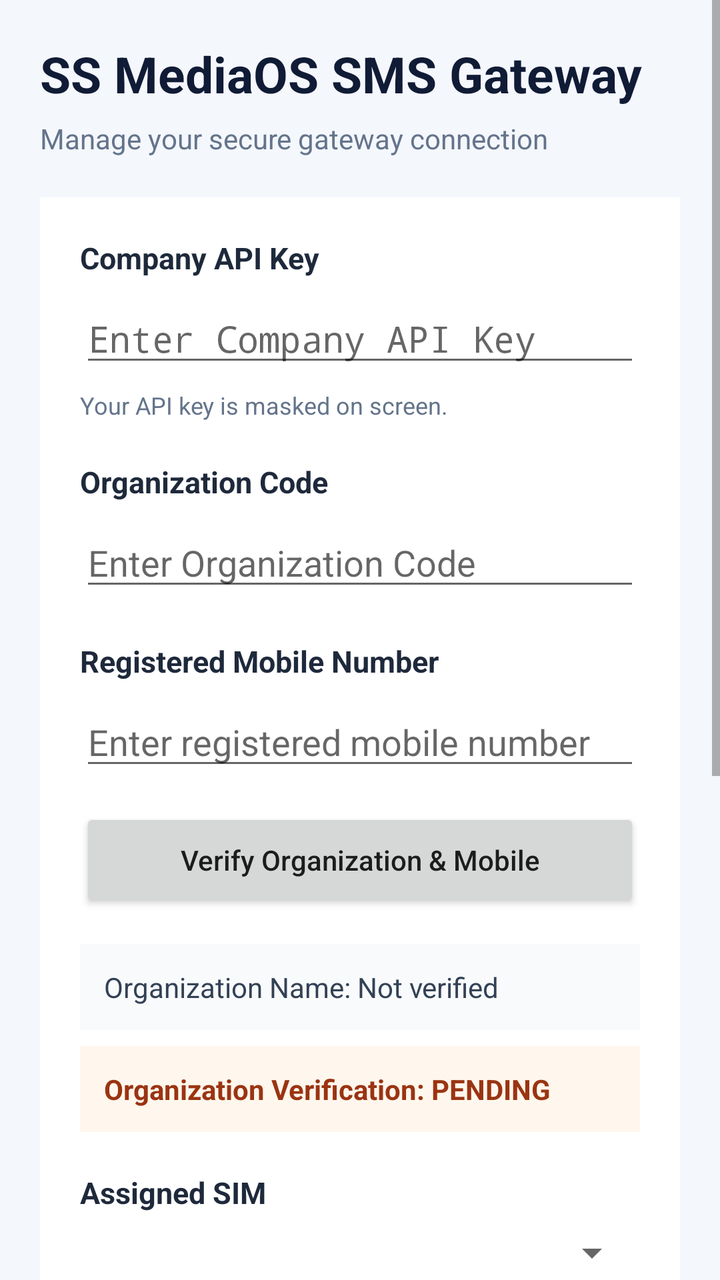
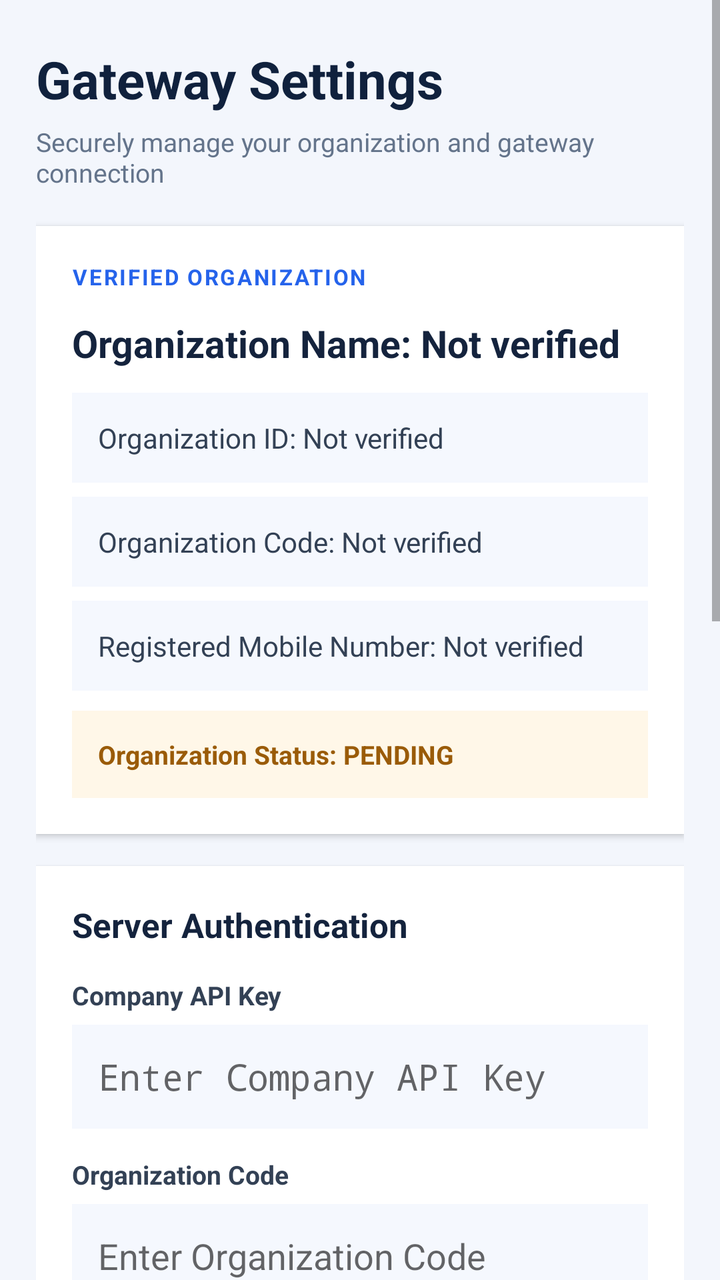

Before-and-after screenshots of an Android layout around one commit, followed by the original layout XML and the change that was made.
<!-- AndroidManifest.xml: application theme android:Theme.Material.Light.NoActionBar -->
<!-- res/layout/activity_gateway_settings.xml -->
<?xml version="1.0" encoding="utf-8"?>
<ScrollView xmlns:android="http://schemas.android.com/apk/res/android"
    android:layout_width="match_parent"
    android:layout_height="match_parent"
    android:fillViewport="true"
    android:clipToPadding="false"
    android:background="#F4F7FC">

    <LinearLayout
        android:layout_width="match_parent"
        android:layout_height="wrap_content"
        android:orientation="vertical"
        android:padding="20dp">

        <TextView
            android:layout_width="match_parent"
            android:layout_height="wrap_content"
            android:text="SS MediaOS SMS Gateway"
            android:textColor="#101B35"
            android:textSize="25sp"
            android:textStyle="bold" />

        <TextView
            android:layout_width="match_parent"
            android:layout_height="wrap_content"
            android:layout_marginTop="6dp"
            android:layout_marginBottom="20dp"
            android:text="Manage your secure gateway connection"
            android:textColor="#64748B"
            android:textSize="14sp" />

        <LinearLayout
            android:layout_width="match_parent"
            android:layout_height="wrap_content"
            android:orientation="vertical"
            android:padding="20dp"
            android:background="#FFFFFF">

            
            <EditText
                android:id="@+id/serverUrlInput"
                android:layout_width="1dp"
                android:layout_height="1dp"
                android:visibility="gone"
                android:importantForAutofill="no"
                android:inputType="textUri"
                android:singleLine="true" />

            <EditText
                android:id="@+id/deviceIdInput"
                android:layout_width="1dp"
                android:layout_height="1dp"
                android:visibility="gone"
                android:importantForAutofill="no"
                android:inputType="text"
                android:singleLine="true"
                android:enabled="false"
                android:focusable="false" />

            
            <TextView
                android:layout_width="match_parent"
                android:layout_height="wrap_content"
                android:text="Company API Key"
                android:textColor="#1E293B"
                android:textSize="15sp"
                android:textStyle="bold" />

            <EditText
                android:id="@+id/apiTokenInput"
                android:layout_width="match_parent"
                android:layout_height="wrap_content"
                android:layout_marginTop="8dp"
                android:hint="Enter Company API Key"
                android:inputType="textPassword"
                android:singleLine="true"
                android:autofillHints="password" />

            <TextView
                android:layout_width="match_parent"
                android:layout_height="wrap_content"
                android:layout_marginTop="6dp"
                android:text="Your API key is masked on screen."
                android:textColor="#64748B"
                android:textSize="12sp" />

            
            <TextView
                android:layout_width="match_parent"
                android:layout_height="wrap_content"
                android:layout_marginTop="20dp"
                android:text="Organization Code"
                android:textColor="#1E293B"
                android:textSize="15sp"
                android:textStyle="bold" />

            <EditText
                android:id="@+id/organizationCodeInput"
                android:layout_width="match_parent"
                android:layout_height="wrap_content"
                android:layout_marginTop="8dp"
                android:hint="Enter Organization Code"
                android:inputType="textCapCharacters"
                android:singleLine="true"
                android:importantForAutofill="no" />

            
            <TextView
                android:layout_width="match_parent"
                android:layout_height="wrap_content"
                android:layout_marginTop="20dp"
                android:text="Registered Mobile Number"
                android:textColor="#1E293B"
                android:textSize="15sp"
                android:textStyle="bold" />

            <EditText
                android:id="@+id/registeredMobileInput"
                android:layout_width="match_parent"
                android:layout_height="wrap_content"
                android:layout_marginTop="8dp"
                android:hint="Enter registered mobile number"
                android:inputType="phone"
                android:singleLine="true"
                android:autofillHints="phone" />

            
            <Button
                android:id="@+id/verifyMobileButton"
                android:layout_width="match_parent"
                android:layout_height="52dp"
                android:layout_marginTop="14dp"
                android:text="Verify Organization &amp; Mobile"
                android:textAllCaps="false" />

            
            <TextView
                android:id="@+id/organizationNameText"
                android:layout_width="match_parent"
                android:layout_height="wrap_content"
                android:layout_marginTop="16dp"
                android:background="#F8FAFC"
                android:padding="12dp"
                android:text="Organization Name: Not verified"
                android:textColor="#334155"
                android:textSize="14sp" />

            
            <TextView
                android:id="@+id/organizationStatusText"
                android:layout_width="match_parent"
                android:layout_height="wrap_content"
                android:layout_marginTop="8dp"
                android:background="#FFF7ED"
                android:padding="12dp"
                android:text="Organization Verification: PENDING"
                android:textColor="#9A3412"
                android:textSize="14sp"
                android:textStyle="bold" />

            
            <TextView
                android:layout_width="match_parent"
                android:layout_height="wrap_content"
                android:layout_marginTop="20dp"
                android:text="Assigned SIM"
                android:textColor="#1E293B"
                android:textSize="15sp"
                android:textStyle="bold" />

            <Spinner
                android:id="@+id/simSelectionSpinner"
                android:layout_width="match_parent"
                android:layout_height="wrap_content"
                android:layout_marginTop="8dp"
                android:contentDescription="Select the assigned SIM for this gateway" />

            
            <TextView
                android:id="@+id/simStatusText"
                android:layout_width="match_parent"
                android:layout_height="wrap_content"
                android:layout_marginTop="8dp"
                android:background="#F1F5F9"
                android:padding="12dp"
                android:text="SIM status: Not checked"
                android:textColor="#475569"
                android:textSize="14sp" />

            
            <Button
                android:id="@+id/saveSettingsButton"
                android:layout_width="match_parent"
                android:layout_height="52dp"
                android:layout_marginTop="24dp"
                android:text="Save Settings"
                android:textAllCaps="false" />

            
            <Button
                android:id="@+id/testConnectionButton"
                android:layout_width="match_parent"
                android:layout_height="52dp"
                android:layout_marginTop="10dp"
                android:text="Test Server Connection"
                android:textAllCaps="false" />

            
            <Button
                android:id="@+id/activateDeviceButton"
                android:layout_width="match_parent"
                android:layout_height="54dp"
                android:layout_marginTop="10dp"
                android:backgroundTint="#0F766E"
                android:text="Verify/Connect Device"
                android:textAllCaps="false"
                android:textColor="#FFFFFF"
                android:textStyle="bold" />

            
            <TextView
                android:id="@+id/connectionStatusText"
                android:layout_width="match_parent"
                android:layout_height="wrap_content"
                android:layout_marginTop="18dp"
                android:text="Connection status: Not tested"
                android:textColor="#64748B"
                android:textSize="14sp" />

            
            <TextView
                android:id="@+id/activationStatusText"
                android:layout_width="match_parent"
                android:layout_height="wrap_content"
                android:layout_marginTop="10dp"
                android:background="#F1F5F9"
                android:padding="12dp"
                android:text="Device status: NOT ACTIVATED"
                android:textColor="#B45309"
                android:textSize="14sp"
                android:textStyle="bold" />

        </LinearLayout>

        <TextView
            android:layout_width="match_parent"
            android:layout_height="wrap_content"
            android:layout_marginTop="18dp"
            android:gravity="center"
            android:text="SS MediaOS"
            android:textColor="#64748B"
            android:textSize="12sp" />

    </LinearLayout>
</ScrollView>
<!-- resources referenced by this layout -->
<resources>

</resources>

<!-- the commit's change to res/layout/activity_gateway_settings.xml (unified diff, before → after) -->
@@ -2,254 +2,320 @@
 <ScrollView xmlns:android="http://schemas.android.com/apk/res/android"
     android:layout_width="match_parent"
     android:layout_height="match_parent"
+    android:background="#F3F6FC"
+    android:clipToPadding="false"
     android:fillViewport="true"
-    android:clipToPadding="false"
-    android:background="#F4F7FC">
+    android:padding="0dp">
 
     <LinearLayout
         android:layout_width="match_parent"
         android:layout_height="wrap_content"
         android:orientation="vertical"
-        android:padding="20dp">
-
+        android:paddingStart="18dp"
+        android:paddingTop="22dp"
+        android:paddingEnd="18dp"
+        android:paddingBottom="28dp">
+
+        
         <TextView
             android:layout_width="match_parent"
             android:layout_height="wrap_content"
-            android:text="SS MediaOS SMS Gateway"
-            android:textColor="#101B35"
-            android:textSize="25sp"
+            android:text="Gateway Settings"
+            android:textColor="#10213D"
+            android:textSize="26sp"
             android:textStyle="bold" />
 
         <TextView
             android:layout_width="match_parent"
             android:layout_height="wrap_content"
-            android:layout_marginTop="6dp"
-            android:layout_marginBottom="20dp"
-            android:text="Manage your secure gateway connection"
+            android:layout_marginTop="5dp"
+            android:layout_marginBottom="18dp"
+            android:text="Securely manage your organization and gateway connection"
             android:textColor="#64748B"
-            android:textSize="14sp" />
-
+            android:textSize="13sp" />
+
+        
+        <EditText
+            android:id="@+id/serverUrlInput"
+            android:layout_width="1dp"
+            android:layout_height="1dp"
+            android:visibility="gone"
+            android:importantForAutofill="no"
+            android:inputType="textUri"
+            android:singleLine="true" />
+
+        <EditText
+            android:id="@+id/deviceIdInput"
+            android:layout_width="1dp"
+            android:layout_height="1dp"
+            android:visibility="gone"
+            android:importantForAutofill="no"
+            android:inputType="text"
+            android:singleLine="true"
+            android:enabled="false"
+            android:focusable="false" />
+
+        
         <LinearLayout
             android:layout_width="match_parent"
             android:layout_height="wrap_content"
             android:orientation="vertical"
-            android:padding="20dp"
-            android:background="#FFFFFF">
-
-            
-            <EditText
-                android:id="@+id/serverUrlInput"
-                android:layout_width="1dp"
-                android:layout_height="1dp"
-                android:visibility="gone"
-                android:importantForAutofill="no"
-                android:inputType="textUri"
-                android:singleLine="true" />
-
-            <EditText
-                android:id="@+id/deviceIdInput"
-                android:layout_width="1dp"
-                android:layout_height="1dp"
-                android:visibility="gone"
-                android:importantForAutofill="no"
-                android:inputType="text"
-                android:singleLine="true"
-                android:enabled="false"
-                android:focusable="false" />
-
-            
-            <TextView
-                android:layout_width="match_parent"
-                android:layout_height="wrap_content"
+            android:padding="18dp"
+            android:background="#FFFFFF"
+            android:elevation="2dp">
+
+            <TextView
+                android:layout_width="match_parent"
+                android:layout_height="wrap_content"
+                android:text="VERIFIED ORGANIZATION"
+                android:textColor="#2563EB"
+                android:textSize="11sp"
+                android:letterSpacing="0.08"
+                android:textStyle="bold" />
+
+            <TextView
+                android:id="@+id/organizationNameText"
+                android:layout_width="match_parent"
+                android:layout_height="wrap_content"
+                android:layout_marginTop="13dp"
+                android:text="Organization Name: Not verified"
+                android:textColor="#14233D"
+                android:textSize="19sp"
+                android:textStyle="bold" />
+
+            <TextView
+                android:id="@+id/organizationIdText"
+                android:layout_width="match_parent"
+                android:layout_height="wrap_content"
+                android:layout_marginTop="12dp"
+                android:background="#F5F8FE"
+                android:padding="13dp"
+                android:text="Organization ID: Not verified"
+                android:textColor="#334155"
+                android:textSize="14sp" />
+
+            <TextView
+                android:id="@+id/organizationCodeText"
+                android:layout_width="match_parent"
+                android:layout_height="wrap_content"
+                android:layout_marginTop="7dp"
+                android:background="#F5F8FE"
+                android:padding="13dp"
+                android:text="Organization Code: Not verified"
+                android:textColor="#334155"
+                android:textSize="14sp" />
+
+            <TextView
+                android:id="@+id/organizationMobileText"
+                android:layout_width="match_parent"
+                android:layout_height="wrap_content"
+                android:layout_marginTop="7dp"
+                android:background="#F5F8FE"
+                android:padding="13dp"
+                android:text="Registered Mobile Number: Not verified"
+                android:textColor="#334155"
+                android:textSize="14sp" />
+
+            <TextView
+                android:id="@+id/organizationStatusText"
+                android:layout_width="match_parent"
+                android:layout_height="wrap_content"
+                android:layout_marginTop="10dp"
+                android:background="#FFF7E8"
+                android:padding="13dp"
+                android:text="Organization Status: PENDING"
+                android:textColor="#9A5B08"
+                android:textSize="13sp"
+                android:textStyle="bold" />
+        </LinearLayout>
+
+        
+        <LinearLayout
+            android:layout_width="match_parent"
+            android:layout_height="wrap_content"
+            android:layout_marginTop="16dp"
+            android:orientation="vertical"
+            android:padding="18dp"
+            android:background="#FFFFFF"
+            android:elevation="2dp">
+
+            <TextView
+                android:layout_width="match_parent"
+                android:layout_height="wrap_content"
+                android:text="Server Authentication"
+                android:textColor="#14233D"
+                android:textSize="17sp"
+                android:textStyle="bold" />
+
+            <TextView
+                android:layout_width="match_parent"
+                android:layout_height="wrap_content"
+                android:layout_marginTop="15dp"
                 android:text="Company API Key"
-                android:textColor="#1E293B"
-                android:textSize="15sp"
+                android:textColor="#334155"
+                android:textSize="13sp"
                 android:textStyle="bold" />
 
             <EditText
                 android:id="@+id/apiTokenInput"
                 android:layout_width="match_parent"
-                android:layout_height="wrap_content"
-                android:layout_marginTop="8dp"
+                android:layout_height="52dp"
+                android:layout_marginTop="6dp"
+                android:background="#F5F8FE"
                 android:hint="Enter Company API Key"
                 android:inputType="textPassword"
+                android:paddingStart="13dp"
+                android:paddingEnd="13dp"
                 android:singleLine="true"
                 android:autofillHints="password" />
 
             <TextView
                 android:layout_width="match_parent"
                 android:layout_height="wrap_content"
-                android:layout_marginTop="6dp"
-                android:text="Your API key is masked on screen."
-                android:textColor="#64748B"
-                android:textSize="12sp" />
-
-            
-            <TextView
-                android:layout_width="match_parent"
-                android:layout_height="wrap_content"
-                android:layout_marginTop="20dp"
+                android:layout_marginTop="14dp"
                 android:text="Organization Code"
-                android:textColor="#1E293B"
-                android:textSize="15sp"
+                android:textColor="#334155"
+                android:textSize="13sp"
                 android:textStyle="bold" />
 
             <EditText
                 android:id="@+id/organizationCodeInput"
                 android:layout_width="match_parent"
-                android:layout_height="wrap_content"
-                android:layout_marginTop="8dp"
+                android:layout_height="52dp"
+                android:layout_marginTop="6dp"
+                android:background="#F5F8FE"
                 android:hint="Enter Organization Code"
                 android:inputType="textCapCharacters"
+                android:paddingStart="13dp"
+                android:paddingEnd="13dp"
                 android:singleLine="true"
                 android:importantForAutofill="no" />
 
-            
-            <TextView
-                android:layout_width="match_parent"
-                android:layout_height="wrap_content"
-                android:layout_marginTop="20dp"
+            <TextView
+                android:layout_width="match_parent"
+                android:layout_height="wrap_content"
+                android:layout_marginTop="14dp"
                 android:text="Registered Mobile Number"
-                android:textColor="#1E293B"
-                android:textSize="15sp"
+                android:textColor="#334155"
+                android:textSize="13sp"
                 android:textStyle="bold" />
 
             <EditText
                 android:id="@+id/registeredMobileInput"
                 android:layout_width="match_parent"
-                android:layout_height="wrap_content"
-                android:layout_marginTop="8dp"
+                android:layout_height="52dp"
+                android:layout_marginTop="6dp"
+                android:background="#F5F8FE"
                 android:hint="Enter registered mobile number"
                 android:inputType="phone"
+                android:paddingStart="13dp"
+                android:paddingEnd="13dp"
                 android:singleLine="true"
                 android:autofillHints="phone" />
 
-            
             <Button
                 android:id="@+id/verifyMobileButton"
                 android:layout_width="match_parent"
                 android:layout_height="52dp"
-                android:layout_marginTop="14dp"
+                android:layout_marginTop="16dp"
+                android:backgroundTint="#2563EB"
                 android:text="Verify Organization &amp; Mobile"
-                android:textAllCaps="false" />
-
-            
-            <TextView
-                android:id="@+id/organizationNameText"
-                android:layout_width="match_parent"
-                android:layout_height="wrap_content"
-                android:layout_marginTop="16dp"
-                android:background="#F8FAFC"
-                android:padding="12dp"
-                android:text="Organization Name: Not verified"
-                android:textColor="#334155"
-                android:textSize="14sp" />
-
-            
-            <TextView
-                android:id="@+id/organizationStatusText"
-                android:layout_width="match_parent"
-                android:layout_height="wrap_content"
-                android:layout_marginTop="8dp"
-                android:background="#FFF7ED"
-                android:padding="12dp"
-                android:text="Organization Verification: PENDING"
-                android:textColor="#9A3412"
-                android:textSize="14sp"
-                android:textStyle="bold" />
-
-            
-            <TextView
-                android:layout_width="match_parent"
-                android:layout_height="wrap_content"
-                android:layout_marginTop="20dp"
-                android:text="Assigned SIM"
-                android:textColor="#1E293B"
-                android:textSize="15sp"
-                android:textStyle="bold" />
-
-            <Spinner
-                android:id="@+id/simSelectionSpinner"
-                android:layout_width="match_parent"
-                android:layout_height="wrap_content"
-                android:layout_marginTop="8dp"
-                android:contentDescription="Select the assigned SIM for this gateway" />
-
-            
+                android:textAllCaps="false"
+                android:textColor="#FFFFFF"
+                android:textStyle="bold" />
+
+            <Button
+                android:id="@+id/saveSettingsButton"
+                android:layout_width="match_parent"
+                android:layout_height="50dp"
+                android:layout_marginTop="9dp"
+                android:backgroundTint="#E8EFFB"
+                android:text="Save Settings"
+                android:textAllCaps="false"
+                android:textColor="#1D4ED8" />
+        </LinearLayout>
+
+        
+        <LinearLayout
+            android:layout_width="match_parent"
+            android:layout_height="wrap_content"
+            android:layout_marginTop="16dp"
+            android:orientation="vertical"
+            android:padding="18dp"
+            android:background="#FFFFFF"
+            android:elevation="2dp">
+
+            <TextView
+                android:layout_width="match_parent"
+                android:layout_height="wrap_content"
+                android:text="SIM &amp; Gateway Status"
+                android:textColor="#14233D"
+                android:textSize="17sp"
+                android:textStyle="bold" />
+
             <TextView
                 android:id="@+id/simStatusText"
                 android:layout_width="match_parent"
                 android:layout_height="wrap_content"
-                android:layout_marginTop="8dp"
-                android:background="#F1F5F9"
-                android:padding="12dp"
+                android:layout_marginTop="12dp"
+                android:background="#F5F8FE"
+                android:padding="13dp"
                 android:text="SIM status: Not checked"
                 android:textColor="#475569"
-                android:textSize="14sp" />
-
-            
-            <Button
-                android:id="@+id/saveSettingsButton"
-                android:layout_width="match_parent"
-                android:layout_height="52dp"
-                android:layout_marginTop="24dp"
-                android:text="Save Settings"
-                android:textAllCaps="false" />
-
-            
+                android:textSize="13sp" />
+
             <Button
                 android:id="@+id/testConnectionButton"
                 android:layout_width="match_parent"
-                android:layout_height="52dp"
-                android:layout_marginTop="10dp"
+                android:layout_height="50dp"
+                android:layout_marginTop="13dp"
+                android:backgroundTint="#E8EFFB"
                 android:text="Test Server Connection"
-                android:textAllCaps="false" />
-
-            
+                android:textAllCaps="false"
+                android:textColor="#1D4ED8" />
+
             <Button
                 android:id="@+id/activateDeviceButton"
                 android:layout_width="match_parent"
                 android:layout_height="54dp"
-                android:layout_marginTop="10dp"
+                android:layout_marginTop="9dp"
                 android:backgroundTint="#0F766E"
-                android:text="Verify/Connect Device"
+                android:text="Verify / Connect Device"
                 android:textAllCaps="false"
                 android:textColor="#FFFFFF"
                 android:textStyle="bold" />
 
-            
             <TextView
                 android:id="@+id/connectionStatusText"
                 android:layout_width="match_parent"
                 android:layout_height="wrap_content"
-                android:layout_marginTop="18dp"
+                android:layout_marginTop="14dp"
+                android:background="#F5F8FE"
+                android:padding="13dp"
                 android:text="Connection status: Not tested"
-                android:textColor="#64748B"
-                android:textSize="14sp" />
-
-            
+                android:textColor="#475569"
+                android:textSize="13sp" />
+
             <TextView
                 android:id="@+id/activationStatusText"
                 android:layout_width="match_parent"
                 android:layout_height="wrap_content"
-                android:layout_marginTop="10dp"
-                android:background="#F1F5F9"
-                android:padding="12dp"
+                android:layout_marginTop="8dp"
+                android:background="#FFF7E8"
+                android:padding="13dp"
                 android:text="Device status: NOT ACTIVATED"
-                android:textColor="#B45309"
-                android:textSize="14sp"
-                android:textStyle="bold" />
-
+                android:textColor="#9A5B08"
+                android:textSize="13sp"
+                android:textStyle="bold" />
         </LinearLayout>
 
         <TextView
             android:layout_width="match_parent"
             android:layout_height="wrap_content"
-            android:layout_marginTop="18dp"
+            android:layout_marginTop="20dp"
             android:gravity="center"
-            android:text="SS MediaOS"
-            android:textColor="#64748B"
+            android:text="SS MediaOS  •  Secure SMS Gateway"
+            android:textColor="#94A3B8"
             android:textSize="12sp" />
-
     </LinearLayout>
 </ScrollView>
